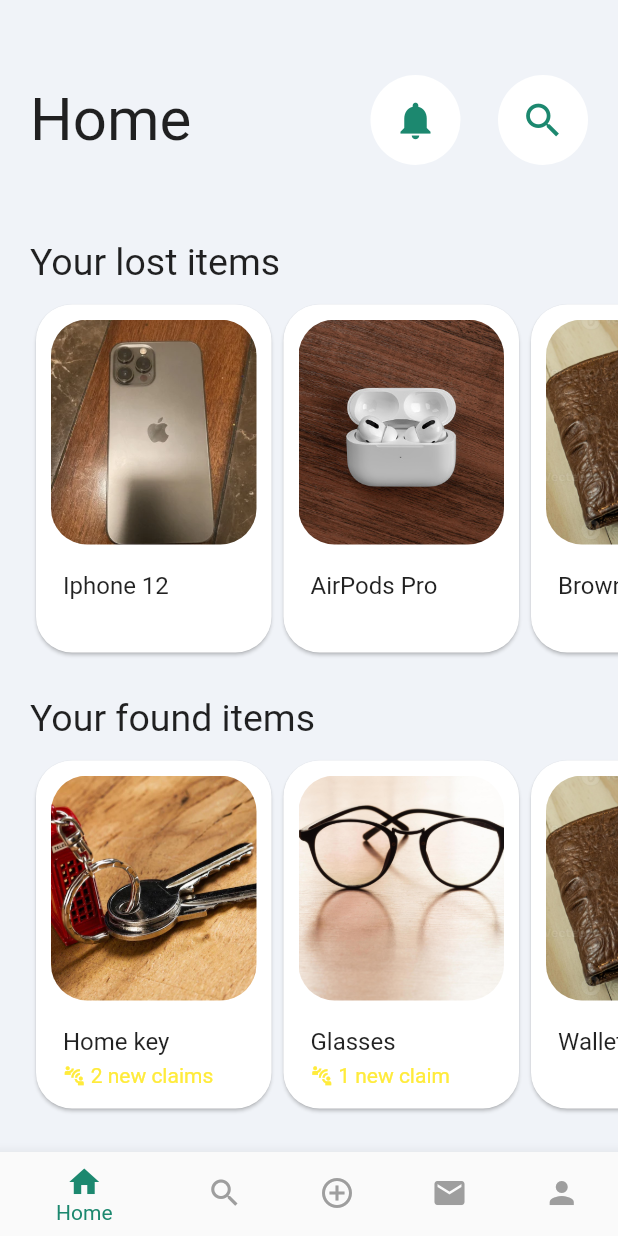
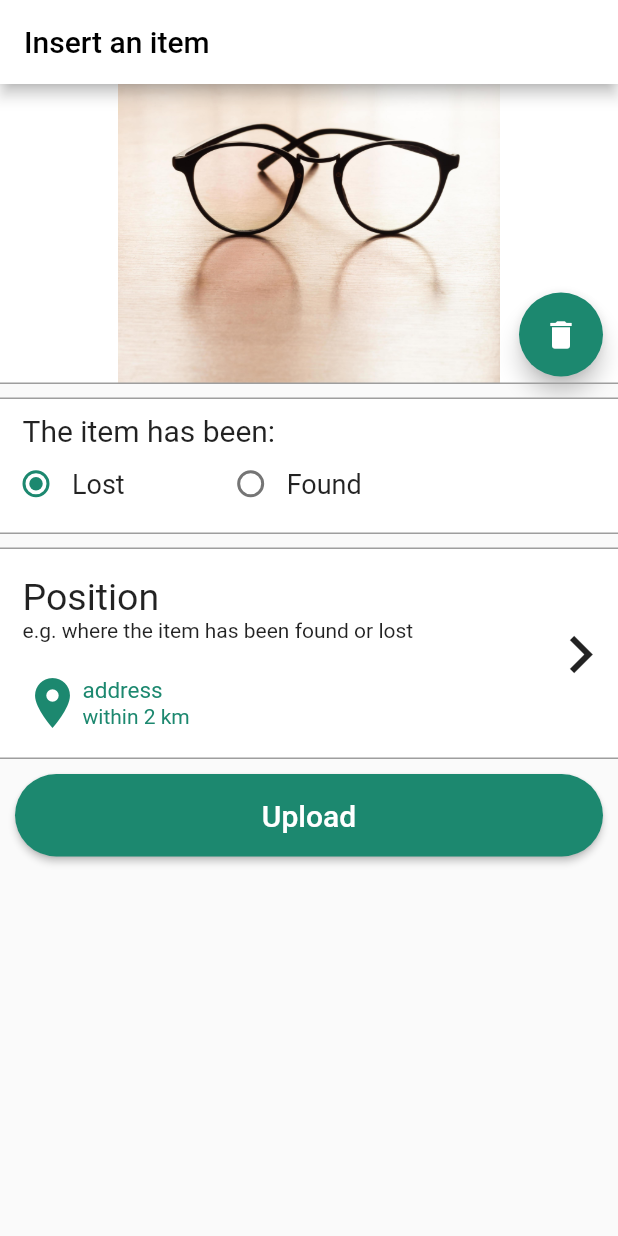
Before and after one commit to alecava41/LostAndFound-app, a Flutter app: the screen it shows after launch, on a phone screen of 412 x 824 dp. Run offline on Flutter 3.47's test engine with Material 2 defaults, Android fonts, the phone set to English and light mode, and no system bars.

Commit message:
started insert page

```diff
--- a/lib/config/route_generator.dart
+++ b/lib/config/route_generator.dart
@@ -1,6 +1,7 @@
 import 'package:flutter/material.dart';
 import 'package:lost_and_found/screens/home.dart';
 import 'package:lost_and_found/screens/inbox.dart';
+import 'package:lost_and_found/screens/insert_item.dart';
 import 'package:lost_and_found/screens/login.dart';
 import 'package:lost_and_found/screens/register.dart';
 
@@ -11,7 +12,7 @@ class RouteGenerator {
 
     switch (settings.name) {
       case '/':
-        return MaterialPageRoute(builder: (_) => HomeScreen());
+        return MaterialPageRoute(builder: (_) => InsertItemScreen());
       case '/register':
         return MaterialPageRoute(
           builder: (_) => RegisterScreen());
--- /dev/null
+++ b/lib/screens/insert_item.dart
@@ -0,0 +1,155 @@
+import 'package:flutter/material.dart';
+import 'package:lost_and_found/widgets/radio_buttons.dart';
+import 'package:lost_and_found/widgets/select_position_button.dart';
+
+import '../utils/colors.dart';
+
+class InsertItemScreen extends StatefulWidget {
+  const InsertItemScreen({super.key});
+
+  @override
+  State<InsertItemScreen> createState() => _InsertItemScreenState();
+}
+
+class _InsertItemScreenState extends State<InsertItemScreen> {
+  String image = "assets/images/occhiali.png";
+  int? selectedValue = 1;
+
+  var _divider = const Divider(
+    color: Colors.grey,
+    thickness: 1,
+    height: 0,
+  );
+
+  var uploadButton = Row(
+    mainAxisSize: MainAxisSize.max,
+    children: [
+      Expanded(
+        child: Padding(
+          padding: const EdgeInsets.all(10.0),
+          child: ElevatedButton(
+            onPressed: () => {print("Upload a photo")},
+            style: ElevatedButton.styleFrom(
+              backgroundColor: PersonalizedColor.mainColor,
+              shape: const StadiumBorder(),
+              padding: const EdgeInsets.symmetric(vertical: 16),
+            ),
+            child: const Text(
+              "Upload",
+              style: TextStyle(fontSize: 20, color: Colors.white),
+            ),
+          ),
+        ),
+      )
+    ],
+  );
+  @override
+  Widget build(BuildContext context) {
+    return SafeArea(
+        child: Scaffold(
+      appBar: AppBar(
+        title: const Text(
+          "Insert an item",
+          style: TextStyle(color: Colors.black),
+        ),
+        backgroundColor: Colors.white,
+      ),
+      body: SingleChildScrollView(
+        child: Column(children: [
+          Column(
+            children: [
+              Column(
+                children: [
+                  Container(
+                    color: Colors.transparent,
+                    height: 200,
+                    child: Stack(
+                      alignment: Alignment.bottomRight,
+                      children: [
+                        Container(
+                          color: Colors.white,
+                          child: Center(
+                            child: image == ""
+                                ? ElevatedButton(
+                                    onPressed: () => {print("Upload a photo")},
+                                    style: ElevatedButton.styleFrom(
+                                      surfaceTintColor: Colors.green,
+                                      backgroundColor: Colors.white,
+                                      shape: const StadiumBorder(),
+                                      padding: const EdgeInsets.all(20),
+                                      side: BorderSide(
+                                          color: PersonalizedColor.mainColor,
+                                          width: 0.5),
+                                      elevation: 0,
+                                    ),
+                                    child: const Text(
+                                      "Upload a photo",
+                                      style: TextStyle(
+                                          fontSize: 20,
+                                          color: PersonalizedColor.mainColor),
+                                    ),
+                                  )
+                                : Image(
+                                    image: AssetImage(image),
+                                  ),
+                          ),
+                        ),
+                        if (image != "")
+                          Positioned(
+                            right: 10,
+                            bottom: 5,
+                            child: FloatingActionButton(
+                              onPressed: () {
+                                setState(() {
+                                  image = "";
+                                });
+                              },
+                              backgroundColor: PersonalizedColor.mainColor,
+                              child: const Icon(Icons.delete),
+                            ),
+                          ),
+                      ],
+                    ),
+                  ),
+                ],
+              )
+            ],
+          ),
+          _divider,
+          SizedBox(
+            height: 10,
+          ),
+          _divider,
+          Container(
+            height: 90,
+            color: Colors.white,
+            child: Center(
+              child: Column(
+                mainAxisAlignment: MainAxisAlignment.center,
+                crossAxisAlignment: CrossAxisAlignment.start,
+                children: [
+                Padding(
+                  padding: const EdgeInsets.fromLTRB(15.00,0,0,0),
+                  child: Text("The item has been:", style: TextStyle(fontSize: 20)),
+                ),
+                PersonalizedRadioButtons(
+                    selectedValue: selectedValue,
+                    onChanged: (value) => {
+                          setState(() {
+                            selectedValue = value;
+                          })
+                        })
+              ]),
+            ),
+          ),
+          _divider,
+          SizedBox(
+            height: 10,
+          ),
+          SelectPositionButton(address: "address", range: 2, onTap: (){}),
+          uploadButton,
+        ]),
+      ),
+    ));
+  }
+}
--- a/lib/screens/pages/search_page.dart
+++ b/lib/screens/pages/search_page.dart
@@ -1,5 +1,6 @@
 import 'package:flutter/material.dart';
 import 'package:lost_and_found/utils/colors.dart';
+import 'package:lost_and_found/widgets/select_position_button.dart';
 
 class SearchScreenPage extends StatelessWidget {
   final bool foundChecked;
@@ -75,87 +76,6 @@ class SearchScreenPage extends StatelessWidget {
                 ],
               )
             ],
-          ),
-        ),
-        const Divider(
-          color: Colors.grey,
-          thickness: 1,
-          height: 0,
-        ),
-      ],
-    );
-
-    var position = Column(
-      crossAxisAlignment: CrossAxisAlignment.start,
-      children: [
-        const Divider(
-          color: Colors.grey,
-          thickness: 1,
-          height: 0,
-        ),
-        Ink(
-          color: Colors.white,
-          child: InkWell(
-            onTap: () => {print("Bellaciao")},
-            borderRadius: BorderRadius.circular(0),
-            child: Container(
-              height: 140,
-              child: Row(
-                mainAxisAlignment: MainAxisAlignment.spaceBetween,
-                children: [
-                  Padding(
-                    padding: const EdgeInsets.fromLTRB(15, 0, 0, 0),
-                    child: Column(
-                      crossAxisAlignment: CrossAxisAlignment.start,
-                      mainAxisAlignment: MainAxisAlignment.center,
-                      children: [
-                        const Text(
-                          "Position",
-                          style: TextStyle(fontSize: 25),
-                        ),
-                        const Text(
-                            "e.g. where the item has been found or lost"),
-                        const SizedBox(
-                          height: 20,
-                        ),
-                        Row(
-                          children: [
-                            const Icon(
-                              Icons.location_on,
-                              color: PersonalizedColor.mainColor,
-                              size: 40,
-                            ),
-                            Column(
-                              crossAxisAlignment: CrossAxisAlignment.start,
-                              children: [
-                                Text(
-                                  address == ""
-                                      ? "Position not chosen yet"
-                                      : address,
-                                  style: const TextStyle(
-                                      color: PersonalizedColor.mainColor,
-                                      fontSize: 15),
-                                ),
-                                if (range > 0)
-                                  Text(
-                                    "within $range km",
-                                    style: const TextStyle(
-                                        color: PersonalizedColor.mainColor),
-                                  )
-                              ],
-                            )
-                          ],
-                        )
-                      ],
-                    ),
-                  ),
-                  const Icon(
-                    Icons.chevron_right,
-                    size: 50,
-                  ),
-                ],
-              ),
-            ),
           ),
         ),
         const Divider(
@@ -316,7 +236,7 @@ class SearchScreenPage extends StatelessWidget {
           ),
           checkBoxes,
           const SizedBox(height: 40),
-          position,
+          SelectPositionButton(address: address, range: range, onTap: ()=> {print("Ciao")}),
           const SizedBox(height: 40),
           categorySection,
           const SizedBox(height: 40),
--- /dev/null
+++ b/lib/widgets/radio_buttons.dart
@@ -0,0 +1,35 @@
+import 'package:flutter/material.dart';
+import 'package:lost_and_found/utils/colors.dart';
+
+class PersonalizedRadioButtons extends StatelessWidget {
+  final int? selectedValue;
+  final ValueChanged<int?> onChanged;
+
+  const PersonalizedRadioButtons({
+    required this.selectedValue,
+    required this.onChanged,
+  });
+
+  @override
+  Widget build(BuildContext context) {
+    return Row(
+      children: [
+        Radio<int>(
+          value: 1,
+          groupValue: selectedValue,
+          onChanged: onChanged,
+          activeColor: PersonalizedColor.mainColor,
+        ),
+        Text('Lost',style: TextStyle(fontSize: 18)),
+        SizedBox(width: 60),
+        Radio<int>(
+          value: 2,
+          groupValue: selectedValue,
+          onChanged: onChanged,
+          activeColor: PersonalizedColor.mainColor,
+        ),
+        Text('Found',style: TextStyle(fontSize: 18)),
+      ],
+    );
+  }
+}
--- /dev/null
+++ b/lib/widgets/select_position_button.dart
@@ -0,0 +1,99 @@
+import 'package:flutter/material.dart';
+
+import '../utils/colors.dart';
+
+class SelectPositionButton extends StatelessWidget {
+  final String address;
+  final int range;
+  final VoidCallback onTap;
+
+  const SelectPositionButton({
+    Key? key,
+    required this.address,
+    required this.range,
+    required this.onTap,
+  }) : super(key: key);
+
+  @override
+  Widget build(BuildContext context) {
+    return Column(
+      crossAxisAlignment: CrossAxisAlignment.start,
+      children: [
+        const Divider(
+          color: Colors.grey,
+          thickness: 1,
+          height: 0,
+        ),
+        Ink(
+          color: Colors.white,
+          child: InkWell(
+            onTap: onTap,
+            borderRadius: BorderRadius.circular(0),
+            child: Container(
+              height: 140,
+              child: Row(
+                mainAxisAlignment: MainAxisAlignment.spaceBetween,
+                children: [
+                  Padding(
+                    padding: const EdgeInsets.fromLTRB(15, 0, 0, 0),
+                    child: Column(
+                      crossAxisAlignment: CrossAxisAlignment.start,
+                      mainAxisAlignment: MainAxisAlignment.center,
+                      children: [
+                        const Text(
+                          "Position",
+                          style: TextStyle(fontSize: 25),
+                        ),
+                        const Text("e.g. where the item has been found or lost"),
+                        const SizedBox(
+                          height: 20,
+                        ),
+                        Row(
+                          children: [
+                            const Icon(
+                              Icons.location_on,
+                              color: PersonalizedColor.mainColor,
+                              size: 40,
+                            ),
+                            Column(
+                              crossAxisAlignment: CrossAxisAlignment.start,
+                              children: [
+                                Text(
+                                  address == ""
+                                      ? "Position not chosen yet"
+                                      : address,
+                                  style: const TextStyle(
+                                      color: PersonalizedColor.mainColor,
+                                      fontSize: 15),
+                                ),
+                                if (range > 0)
+                                  Text(
+                                    "within $range km",
+                                    style: const TextStyle(
+                                        color: PersonalizedColor.mainColor),
+                                  ),
+                              ],
+                            ),
+                          ],
+                        ),
+                      ],
+                    ),
+                  ),
+                  const Icon(
+                    Icons.chevron_right,
+                    size: 50,
+                  ),
+                ],
+              ),
+            ),
+          ),
+        ),
+        const Divider(
+          color: Colors.grey,
+          thickness: 1,
+          height: 0,
+        ),
+      ],
+    );
+  }
+}
```
